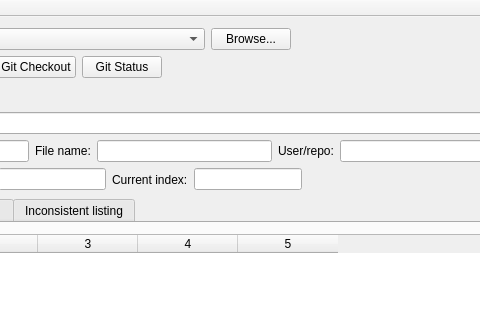
Before: the Qt Designer form manager/mainwindow.ui in NorthIsMirror/QtZekyllManager, drawn with Qt 5; both pictures show x 187 to 667 and y 0 to 320 of the 792 by 677 pixel window.
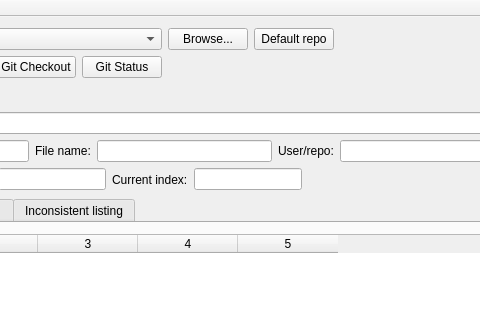
After: the same form once the commit is applied. Custom widgets are drawn as their Qt base class.

Commit message: "Default repo" button

```diff
--- a/manager/mainwindow.ui
+++ b/manager/mainwindow.ui
@@ -41,6 +41,13 @@
         </property>
        </widget>
       </item>
+      <item>
+       <widget class="QPushButton" name="defaultRepoButton">
+        <property name="text">
+         <string>Default repo</string>
+        </property>
+       </widget>
+      </item>
       <item>
        <spacer name="horizontalSpacer_3">
         <property name="orientation">
```
The commit also changes 2 other files.
